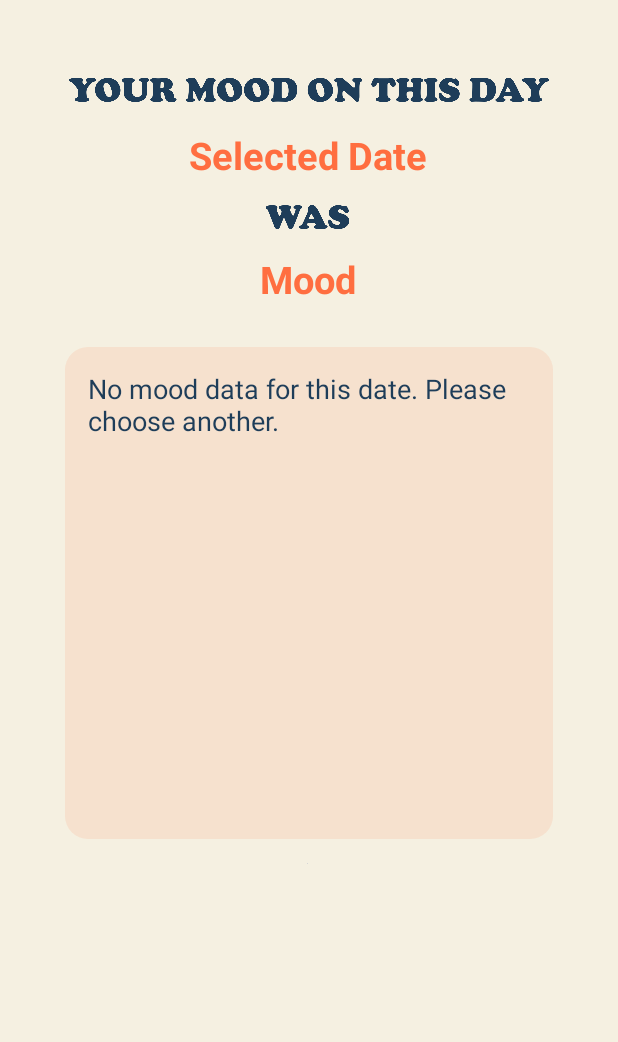
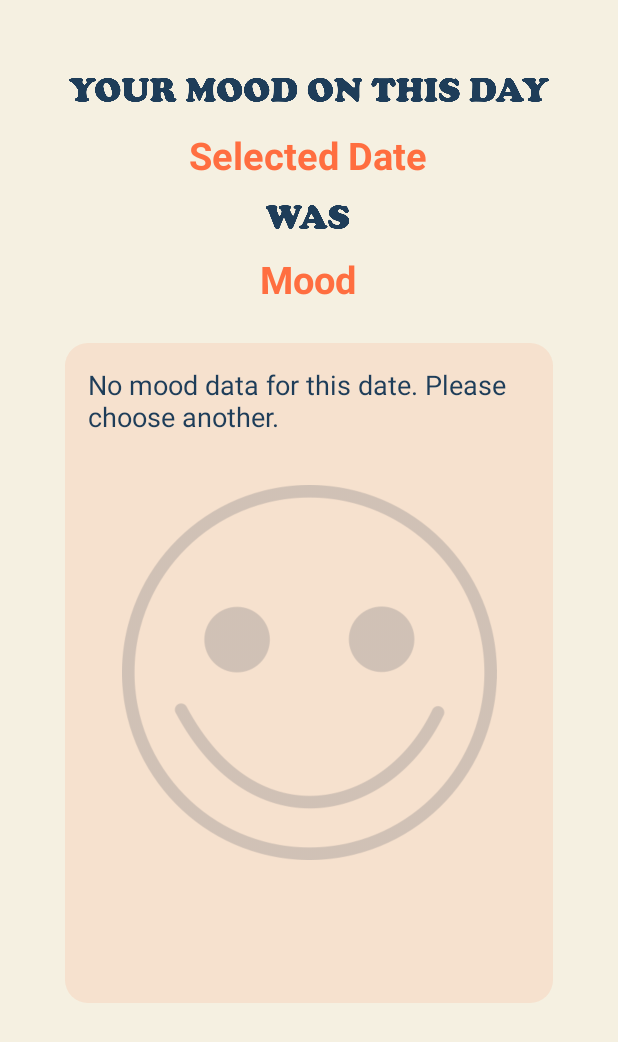
Before and after one commit to RRoager/MoodCalenderApp, an Android app: the layout activity_date.xml on its own in the app's theme, with its tools: preview values and no code run, on a phone screen of 412 x 824 dp. Shown: the top 1042 px of the screen. Run offline under Robolectric (Android 15) with nearby library versions, the phone set to English and light mode, and no system bars; Roboto replaces fonts that are not available here.

Commit message:
DateActivity er stylet færdigt med billede osv.

```diff
--- a/app/src/main/java/com/roager/moodcalenderapp/DateActivity.java
+++ b/app/src/main/java/com/roager/moodcalenderapp/DateActivity.java
@@ -4,6 +4,7 @@ import androidx.appcompat.app.AppCompatActivity;
 
 import android.content.Intent;
 import android.os.Bundle;
+import android.text.method.ScrollingMovementMethod;
 import android.widget.ImageView;
 import android.widget.TextView;
 
--- a/app/src/main/res/layout/activity_create_mood.xml
+++ b/app/src/main/res/layout/activity_create_mood.xml
@@ -31,7 +31,8 @@
         android:textColorHint="#BA1E3D59"
         app:layout_constraintEnd_toEndOf="parent"
         app:layout_constraintStart_toStartOf="parent"
-        app:layout_constraintTop_toBottomOf="@+id/imageView2" />
+        app:layout_constraintTop_toBottomOf="@+id/imageView2"
+        tools:ignore="TextContrastCheck" />
 
     <TextView
         android:id="@+id/selectedDateView"
--- a/app/src/main/res/layout/activity_date.xml
+++ b/app/src/main/res/layout/activity_date.xml
@@ -6,50 +6,6 @@
     android:layout_height="match_parent"
     android:background="#F5F0E1"
     tools:context=".DateActivity">
-
-    <TextView
-        android:id="@+id/selectedDateView"
-        android:layout_width="wrap_content"
-        android:layout_height="wrap_content"
-        android:layout_marginTop="16dp"
-        android:text="Selected Date"
-        android:textColor="#ff6e40"
-        android:textSize="25dp"
-        android:textStyle="bold"
-        app:layout_constraintEnd_toEndOf="parent"
-        app:layout_constraintHorizontal_bias="0.498"
-        app:layout_constraintStart_toStartOf="parent"
-        app:layout_constraintTop_toBottomOf="@+id/logoView1" />
-
-    <TextView
-        android:id="@+id/textView"
-        android:layout_width="325dp"
-        android:layout_height="328dp"
-        android:layout_marginTop="28dp"
-        android:background="@drawable/rounded_corners"
-        android:gravity="start|top"
-        android:padding="15dp"
-        android:text="No mood data for this date. Please choose another."
-        android:textColor="#1e3d59"
-        android:textColorHint="#BA1E3D59"
-        android:textSize="18dp"
-        app:layout_constraintEnd_toEndOf="parent"
-        app:layout_constraintStart_toStartOf="parent"
-        app:layout_constraintTop_toBottomOf="@+id/moodView" />
-
-    <TextView
-        android:id="@+id/moodView"
-        android:layout_width="wrap_content"
-        android:layout_height="wrap_content"
-        android:layout_marginTop="16dp"
-        android:text="Mood"
-        android:textColor="#ff6e40"
-        android:textSize="25dp"
-        android:textStyle="bold"
-        app:layout_constraintEnd_toEndOf="parent"
-        app:layout_constraintHorizontal_bias="0.498"
-        app:layout_constraintStart_toStartOf="parent"
-        app:layout_constraintTop_toBottomOf="@+id/logoView2" />
 
     <ImageView
         android:id="@+id/logoView1"
@@ -74,13 +30,76 @@
 
     <ImageView
         android:id="@+id/moodImageView"
+        android:layout_width="250dp"
+        android:layout_height="250dp"
+        android:layout_marginTop="120dp"
+        android:adjustViewBounds="false"
+        android:alpha="0.2"
+        android:visibility="visible"
+        app:layout_constraintEnd_toEndOf="parent"
+        app:layout_constraintStart_toStartOf="parent"
+        app:layout_constraintTop_toBottomOf="@+id/moodView"
+        tools:srcCompat="@drawable/happy" />
+
+    <TextView
+        android:id="@+id/selectedDateView"
         android:layout_width="wrap_content"
         android:layout_height="wrap_content"
         android:layout_marginTop="16dp"
+        android:text="Selected Date"
+        android:textColor="#ff6e40"
+        android:textSize="25dp"
+        android:textStyle="bold"
         app:layout_constraintEnd_toEndOf="parent"
         app:layout_constraintHorizontal_bias="0.498"
         app:layout_constraintStart_toStartOf="parent"
-        app:layout_constraintTop_toBottomOf="@+id/textView"
-        tools:srcCompat="@tools:sample/avatars" />
+        app:layout_constraintTop_toBottomOf="@+id/logoView1" />
+
+    <TextView
+        android:id="@+id/moodView"
+        android:layout_width="wrap_content"
+        android:layout_height="wrap_content"
+        android:layout_marginTop="16dp"
+        android:text="Mood"
+        android:textColor="#ff6e40"
+        android:textSize="25dp"
+        android:textStyle="bold"
+        app:layout_constraintEnd_toEndOf="parent"
+        app:layout_constraintHorizontal_bias="0.498"
+        app:layout_constraintStart_toStartOf="parent"
+        app:layout_constraintTop_toBottomOf="@+id/logoView2" />
+
+    <ScrollView
+        android:id="@+id/scrollView"
+        android:layout_width="325dp"
+        android:layout_height="440dp"
+        android:layout_marginTop="25dp"
+        android:background="@drawable/rounded_corners"
+        android:fillViewport="true"
+        android:paddingLeft="10dp"
+        android:paddingRight="10dp"
+        android:scrollbars="vertical"
+        app:layout_constraintEnd_toEndOf="parent"
+        app:layout_constraintStart_toStartOf="parent"
+        app:layout_constraintTop_toBottomOf="@+id/moodView">
+
+        <TextView
+            android:id="@+id/textView"
+            android:layout_width="fill_parent"
+            android:layout_height="wrap_content"
+            android:gravity="start|top"
+            android:paddingLeft="5dp"
+            android:paddingTop="15dp"
+            android:paddingRight="5dp"
+            android:paddingBottom="15dp"
+            android:scrollbars="vertical"
+            android:text="No mood data for this date. Please choose another."
+            android:textColor="#1e3d59"
+            android:textColorHint="#BA1E3D59"
+            android:textSize="18sp" />
+
+    </ScrollView>
+
+
 
 </androidx.constraintlayout.widget.ConstraintLayout>
--- a/app/src/main/res/layout/activity_main.xml
+++ b/app/src/main/res/layout/activity_main.xml
@@ -23,7 +23,7 @@
         android:id="@+id/imageView"
         android:layout_width="230dp"
         android:layout_height="230dp"
-        android:contentDescription="TODO"
+        android:contentDescription="@string/text_logo"
         android:src="@drawable/textlogo"
         app:layout_constraintBottom_toTopOf="@+id/setMoodBtn"
         app:layout_constraintEnd_toEndOf="parent"
@@ -37,7 +37,7 @@
         android:layout_width="225dp"
         android:layout_height="wrap_content"
         android:layout_marginTop="400dp"
-        android:text="Set Today's Mood"
+        android:text="@string/set_today_s_mood"
         android:textColor="#1e3d59"
         app:layout_constraintEnd_toEndOf="parent"
         app:layout_constraintStart_toStartOf="parent"
@@ -49,7 +49,7 @@
         android:layout_width="225dp"
         android:layout_height="51dp"
         android:layout_marginTop="16dp"
-        android:text="Your mood Calender"
+        android:text="@string/your_mood_calender"
         android:textColor="#1e3d59"
         app:layout_constraintEnd_toEndOf="parent"
         app:layout_constraintStart_toStartOf="parent"
@@ -61,7 +61,7 @@
         android:layout_width="225dp"
         android:layout_height="wrap_content"
         android:layout_marginTop="16dp"
-        android:text="Your Mood Statistics"
+        android:text="@string/your_mood_statistics"
         android:textColor="#1e3d59"
         app:layout_constraintEnd_toEndOf="parent"
         app:layout_constraintStart_toStartOf="parent"
--- a/app/src/main/res/values/strings.xml
+++ b/app/src/main/res/values/strings.xml
@@ -9,4 +9,8 @@
 
     <string name="hello_first_fragment">Hello first fragment</string>
     <string name="hello_second_fragment">Hello second fragment. Arg: %1$s</string>
+    <string name="your_mood_statistics">Your Mood Statistics</string>
+    <string name="your_mood_calender">Your mood Calender</string>
+    <string name="set_today_s_mood">Set Today\'s Mood</string>
+    <string name="text_logo">Text Logo</string>
 </resources>
```
Also changed, not shown: app/src/main/res/drawable/happy.png (added).
